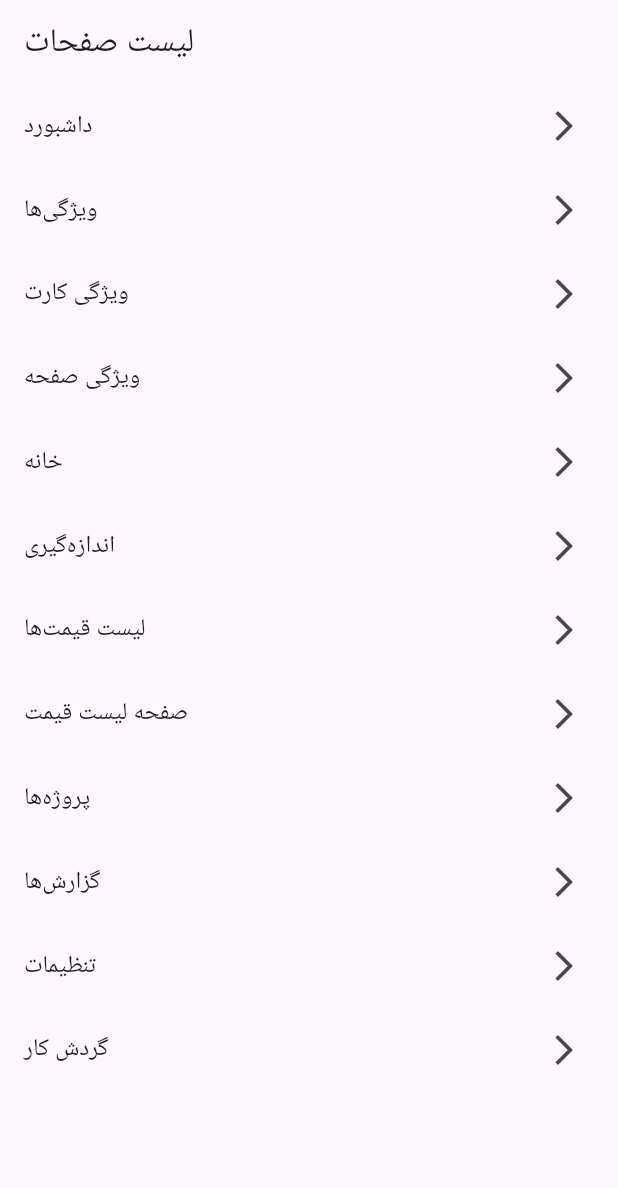
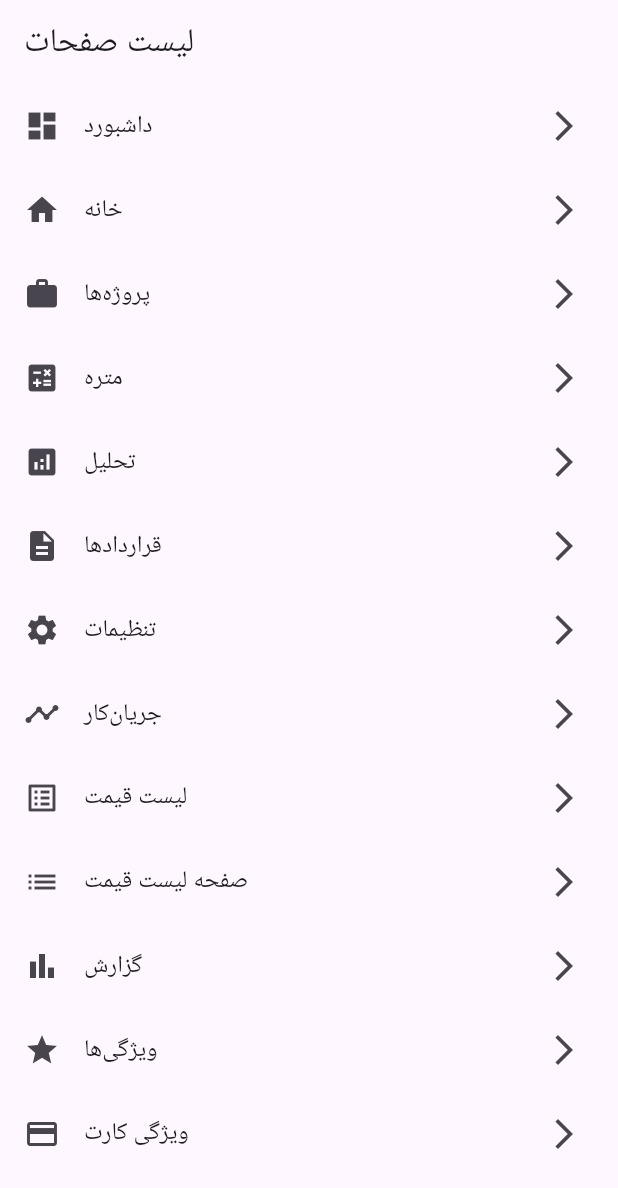
Before and after one commit to dilagh01/metreyar_flutter_web, a Flutter app: the screen it shows after launch, on a phone screen of 412 x 824 dp. Shown: the top 1188 px of the screen. Run offline on Flutter 3.47's test engine with Material 3 defaults, Android fonts, the phone set to English and light mode, and no system bars; our stand-ins replace charts_flutter, fl_chart, go_router.

Commit message:
🚀 Initial commit via SSH

```diff
--- a/lib/screens/screens.dart
+++ b/lib/screens/screens.dart
@@ -8,10 +8,12 @@ export 'settings_screen.dart';
 export 'workflow_screen.dart';
 export 'dashboard_screen.dart';
 export 'price_list_screen.dart';
+export 'price_list_page.dart';
 export 'report_screen.dart';
 
 // Features
 export 'features_screen.dart';
+export 'feature_card.dart'; // اگر FeatureScreen حذف شده، فقط FeatureCard بماند
 
 // Widgets
 export '../widgets/footer.dart';
@@ -29,8 +31,10 @@ import 'settings_screen.dart';
 import 'workflow_screen.dart';
 import 'dashboard_screen.dart';
 import 'price_list_screen.dart';
+import 'price_list_page.dart';
 import 'report_screen.dart';
 import 'features_screen.dart';
+import 'feature_card.dart';
 
 class AppPage {
   final String title;
@@ -51,6 +55,8 @@ final List<AppPage> appPages = [
   AppPage(title: "تنظیمات", icon: Icons.settings, page: const SettingsScreen()),
   AppPage(title: "جریان‌کار", icon: Icons.timeline, page: const WorkflowScreen()),
   AppPage(title: "لیست قیمت", icon: Icons.list_alt, page: const PriceListScreen()),
+  AppPage(title: "صفحه لیست قیمت", icon: Icons.list, page: const PriceListPage()),
   AppPage(title: "گزارش", icon: Icons.bar_chart, page: const ReportScreen()),
   AppPage(title: "ویژگی‌ها", icon: Icons.star, page: const FeaturesScreen()),
+  AppPage(title: "ویژگی کارت", icon: Icons.credit_card, page: const FeatureCardScreen()),
 ];
--- a/lib/screens/screens_list.dart
+++ b/lib/screens/screens_list.dart
@@ -1,50 +1,25 @@
 import 'package:flutter/material.dart';
-import 'dashboard_screen.dart';
-import 'features_screen.dart';
-import 'feature_card.dart';
-import 'feature_screen.dart';
-import 'home_screen.dart';
-import 'metering_screen.dart';
-import 'price_list_screen.dart';
-import 'price_list_page.dart';
-import 'projects_screen.dart';
-import 'report_screen.dart';
-import 'settings_screen.dart';
-import 'workflow_screen.dart';
+import 'screens.dart';
 
 class ScreensList extends StatelessWidget {
   const ScreensList({super.key});
 
   @override
   Widget build(BuildContext context) {
-    final pages = [
-      {'title': 'داشبورد', 'page': const DashboardScreen()},
-      {'title': 'ویژگی‌ها', 'page': const FeaturesScreen()},
-      {'title': 'ویژگی کارت', 'page': const FeatureCardScreen()},
-      {'title': 'ویژگی صفحه', 'page': const FeatureScreen()},
-      {'title': 'خانه', 'page': const HomeScreen()},
-      {'title': 'اندازه‌گیری', 'page': const MeteringScreen()},
-      {'title': 'لیست قیمت‌ها', 'page': const PriceListScreen()},
-      {'title': 'صفحه لیست قیمت', 'page': const PriceListPage()},
-      {'title': 'پروژه‌ها', 'page': const ProjectsScreen()},
-      {'title': 'گزارش‌ها', 'page': const ReportScreen()},
-      {'title': 'تنظیمات', 'page': const SettingsScreen()},
-      {'title': 'گردش کار', 'page': const WorkflowScreen()},
-    ];
-
     return Scaffold(
       appBar: AppBar(title: const Text('لیست صفحات')),
       body: ListView.builder(
-        itemCount: pages.length,
+        itemCount: appPages.length,
         itemBuilder: (context, index) {
-          final page = pages[index];
+          final page = appPages[index];
           return ListTile(
-            title: Text(page['title'] as String),
+            leading: Icon(page.icon),
+            title: Text(page.title),
             trailing: const Icon(Icons.arrow_forward_ios),
             onTap: () {
               Navigator.push(
                 context,
-                MaterialPageRoute(builder: (_) => page['page'] as Widget),
+                MaterialPageRoute(builder: (_) => page.page),
               );
             },
           );
```
Also changed, not shown: lib/screens/feature_screen.dart (added, +44 -0 lines).
